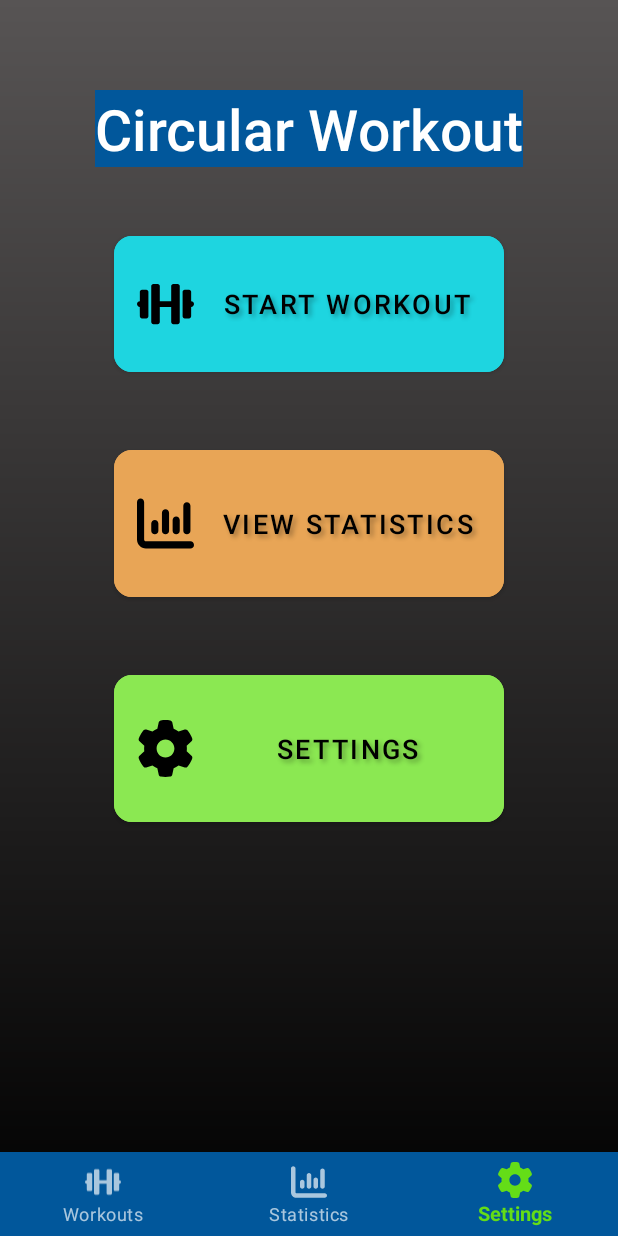
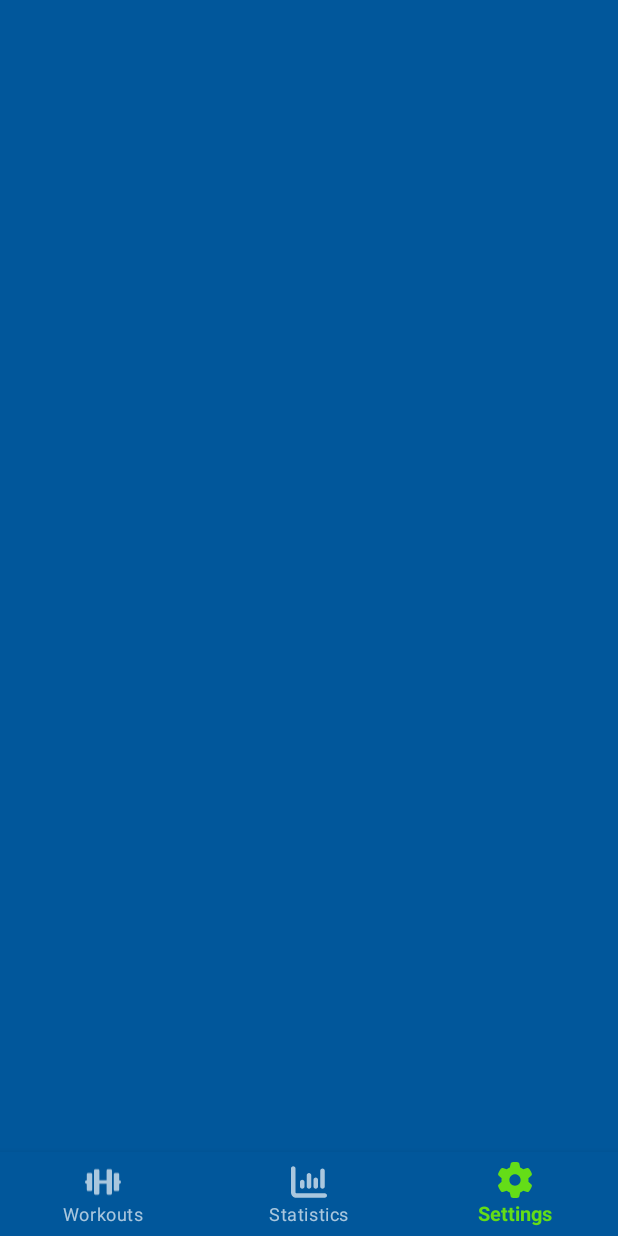
Before and after one commit to Rutzzz/CircularWorkout, an Android app: the screen it shows after launch (MainActivity), item 3 of the bottom bar chosen, on a phone screen of 412 x 824 dp. Run offline under Robolectric (Android 15) with nearby library versions, the phone set to English and light mode, and no system bars; our stand-ins replace navigation-ui.

Commit message:
Remove menu fragment, add settings fragment

```diff
--- a/app/src/main/java/cz/muni/fi/circularworkout/ui/menu/MenuFragment.kt
+++ /dev/null
@@ -1,27 +0,0 @@
-package cz.muni.fi.circularworkout.ui.menu
-
-import android.os.Bundle
-import android.view.LayoutInflater
-import android.view.View
-import android.view.ViewGroup
-import androidx.fragment.app.Fragment
-import androidx.navigation.fragment.findNavController
-import cz.muni.fi.circularworkout.databinding.FragmentMenuBinding
-
-class MenuFragment : Fragment() {
-
-    private lateinit var binding: FragmentMenuBinding
-
-    override fun onCreateView(
-        inflater: LayoutInflater, container: ViewGroup?,
-        savedInstanceState: Bundle?
-    ): View {
-        binding = FragmentMenuBinding.inflate(layoutInflater, container, false)
-        binding.menuItemStartWorkout.setOnClickListener {
-            findNavController()
-                .navigate(MenuFragmentDirections.actionMenuToWorkoutSetup())
-        }
-        return binding.root
-    }
-
-}
--- /dev/null
+++ b/app/src/main/java/cz/muni/fi/circularworkout/ui/settings/SettingsFragment.kt
@@ -0,0 +1,20 @@
+package cz.muni.fi.circularworkout.ui.settings
+
+import android.os.Bundle
+import androidx.fragment.app.Fragment
+import android.view.LayoutInflater
+import android.view.View
+import android.view.ViewGroup
+import cz.muni.fi.circularworkout.R
+
+
+class SettingsFragment : Fragment() {
+
+    override fun onCreateView(
+        inflater: LayoutInflater, container: ViewGroup?,
+        savedInstanceState: Bundle?
+    ): View {
+        return inflater.inflate(R.layout.fragment_settings, container, false)
+    }
+
+}
--- a/app/src/main/res/layout/fragment_menu.xml
+++ /dev/null
@@ -1,54 +0,0 @@
-<?xml version="1.0" encoding="utf-8"?>
-<androidx.constraintlayout.widget.ConstraintLayout
-    xmlns:android="http://schemas.android.com/apk/res/android"
-    xmlns:app="http://schemas.android.com/apk/res-auto"
-    xmlns:tools="http://schemas.android.com/tools"
-    android:layout_width="match_parent"
-    android:layout_height="match_parent"
-    android:background="@drawable/app_background"
-    tools:context=".ui.menu.MenuFragment">
-
-    <com.google.android.material.textview.MaterialTextView
-        android:id="@+id/menu_title"
-        android:layout_width="wrap_content"
-        android:layout_height="wrap_content"
-        android:text="@string/app_name"
-        android:textColor="@color/white"
-        android:textAppearance="@style/TextAppearance.AppCompat.Title"
-        android:textSize="38sp"
-        android:layout_marginTop="60dp"
-        app:layout_constraintEnd_toEndOf="parent"
-        app:layout_constraintStart_toStartOf="parent"
-        app:layout_constraintTop_toTopOf="parent" />
-
-    <com.google.android.material.button.MaterialButton
-        android:id="@+id/menu_item_start_workout"
-        style="@style/MenuButton"
-        android:backgroundTint="@color/light_blue"
-        android:text="@string/menu_start_workout"
-        app:icon="@drawable/ic_dumbbell_solid"
-        app:layout_constraintEnd_toEndOf="parent"
-        app:layout_constraintStart_toStartOf="parent"
-        app:layout_constraintTop_toBottomOf="@+id/menu_title" />
-
-    <com.google.android.material.button.MaterialButton
-        android:id="@+id/menu_item_view_statistics"
-        style="@style/MenuButton"
-        android:backgroundTint="@color/light_orange"
-        android:text="@string/menu_view_statistics"
-        app:icon="@drawable/ic_chart_column_solid"
-        app:layout_constraintEnd_toEndOf="parent"
-        app:layout_constraintStart_toStartOf="parent"
-        app:layout_constraintTop_toBottomOf="@+id/menu_item_start_workout" />
-
-    <com.google.android.material.button.MaterialButton
-        android:id="@+id/menu_item_settings"
-        style="@style/MenuButton"
-        android:backgroundTint="@color/light_green"
-        android:text="@string/menu_settings"
-        app:icon="@drawable/ic_gear_solid"
-        app:layout_constraintEnd_toEndOf="parent"
-        app:layout_constraintStart_toStartOf="parent"
-        app:layout_constraintTop_toBottomOf="@+id/menu_item_view_statistics" />
-
-</androidx.constraintlayout.widget.ConstraintLayout>
--- /dev/null
+++ b/app/src/main/res/layout/fragment_settings.xml
@@ -0,0 +1,8 @@
+<?xml version="1.0" encoding="utf-8"?>
+<FrameLayout xmlns:android="http://schemas.android.com/apk/res/android"
+    xmlns:tools="http://schemas.android.com/tools"
+    android:layout_width="match_parent"
+    android:layout_height="match_parent"
+    tools:context=".ui.settings.SettingsFragment">
+
+</FrameLayout>
--- a/app/src/main/res/menu/menu_bottom_navigation.xml
+++ b/app/src/main/res/menu/menu_bottom_navigation.xml
@@ -12,7 +12,7 @@
         android:title="@string/nav_statistics"/>
 
     <item
-        android:id="@+id/menu_fragment"
+        android:id="@+id/settings_fragment"
         android:icon="@drawable/ic_gear_solid"
         android:title="@string/nav_settings"/>
 
--- a/app/src/main/res/navigation/nav_graph.xml
+++ b/app/src/main/res/navigation/nav_graph.xml
@@ -6,15 +6,24 @@
     app:startDestination="@id/workout_list_fragment">
 
     <fragment
-        android:id="@+id/menu_fragment"
-        android:name="cz.muni.fi.circularworkout.ui.menu.MenuFragment"
-        tools:layout="@layout/fragment_menu"
-        android:label="MenuFragment" >
+        android:id="@+id/workout_list_fragment"
+        android:name="cz.muni.fi.circularworkout.ui.workout.WorkoutListFragment"
+        tools:layout="@layout/fragment_workout_list"
+        android:label="WorkoutListFragment" >
+    </fragment>
 
-        <action
-            android:id="@+id/action_menu_to_workout_setup"
-            app:destination="@+id/workout_setup_fragment"/>
+    <fragment
+        android:id="@+id/statistics_fragment"
+        android:name="cz.muni.fi.circularworkout.ui.statistics.StatisticsFragment"
+        tools:layout="@layout/fragment_statistics"
+        android:label="StatisticsFragment" >
+    </fragment>
 
+    <fragment
+        android:id="@+id/settings_fragment"
+        android:name="cz.muni.fi.circularworkout.ui.settings.SettingsFragment"
+        tools:layout="@layout/fragment_settings"
+        android:label="SettingsFragment" >
     </fragment>
 
     <fragment
@@ -24,17 +33,4 @@
         android:label="WorkoutSetupFragment" >
     </fragment>
 
-    <fragment
-        android:id="@+id/workout_list_fragment"
-        android:name="cz.muni.fi.circularworkout.ui.workout.WorkoutListFragment"
-        tools:layout="@layout/fragment_workout_list"
-        android:label="WorkoutListFragment" >
-    </fragment>
-    <fragment
-        android:id="@+id/statistics_fragment"
-        android:name="cz.muni.fi.circularworkout.ui.statistics.StatisticsFragment"
-        tools:layout="@layout/fragment_statistics"
-        android:label="StatisticsFragment" >
-    </fragment>
-
 </navigation>
--- a/app/src/main/res/values/strings.xml
+++ b/app/src/main/res/values/strings.xml
@@ -1,9 +1,5 @@
 <resources>
     <string name="app_name">Circular Workout</string>
-
-    <string name="menu_start_workout">Start workout</string>
-    <string name="menu_view_statistics">View statistics</string>
-    <string name="menu_settings">Settings</string>
 
     <string name="nav_workouts">Workouts</string>
     <string name="nav_statistics">Statistics</string>
```
